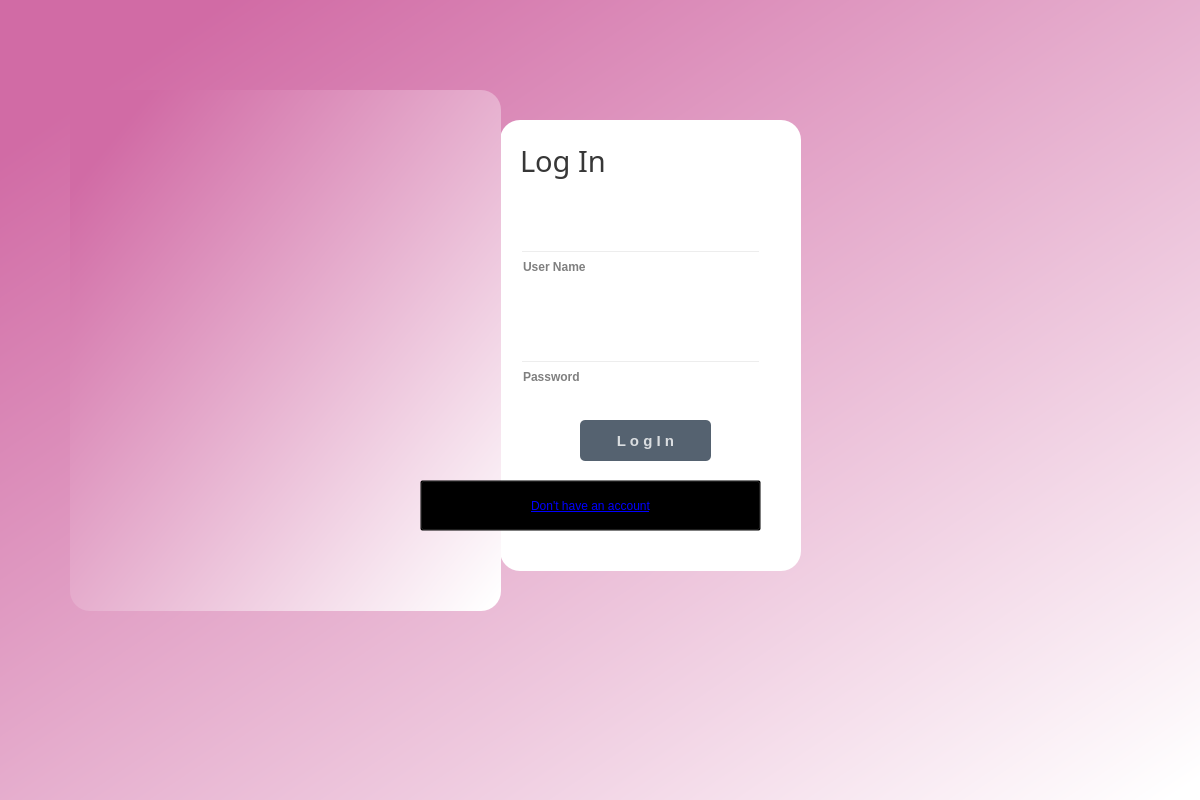
Old version of the form login.ui in the repository MohamedHussein43/BreastCancerDeskTopApp.
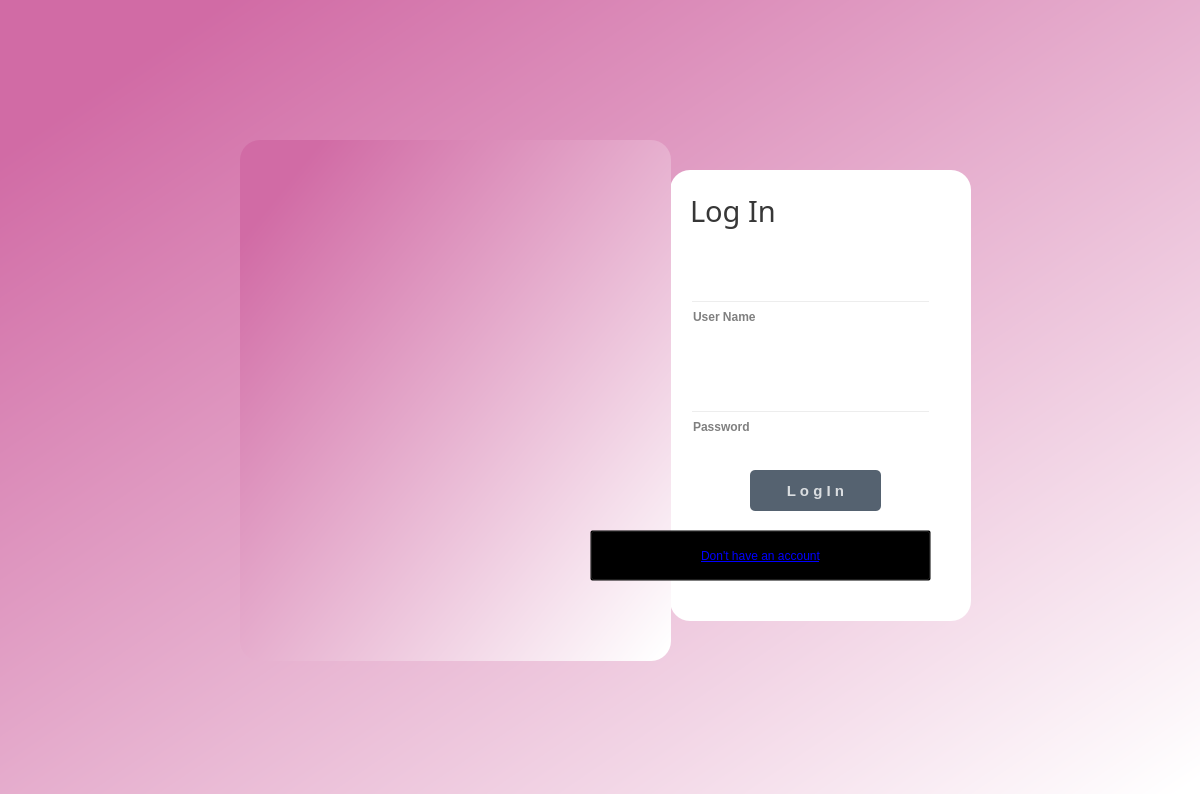
New version of the form. Icons and pictures are not drawn.

Commit message: updating the logo&position of labels in login page and save it as login2 with its resours loginres, updating the signup page and save it as creatacc2 and make a resource for the logo called signupres

```diff
--- a/login.ui
+++ b/login.ui
@@ -7,7 +7,7 @@
     <x>0</x>
     <y>0</y>
     <width>1200</width>
-    <height>800</height>
+    <height>794</height>
    </rect>
   </property>
   <property name="windowTitle">
@@ -30,8 +30,8 @@
       <widget class="QLabel" name="label">
     <property name="geometry">
      <rect>
-      <x>500</x>
-      <y>120</y>
+      <x>670</x>
+      <y>170</y>
       <width>301</width>
       <height>451</height>
      </rect>
@@ -53,8 +53,8 @@
    <widget class="QLabel" name="label_2">
     <property name="geometry">
      <rect>
-      <x>70</x>
-      <y>90</y>
+      <x>240</x>
+      <y>140</y>
       <width>431</width>
       <height>521</height>
      </rect>
@@ -70,8 +70,8 @@
    <widget class="QLabel" name="label_3">
     <property name="geometry">
      <rect>
-      <x>520</x>
-      <y>130</y>
+      <x>690</x>
+      <y>180</y>
       <width>161</width>
       <height>61</height>
      </rect>
@@ -97,8 +97,8 @@
    <widget class="QLineEdit" name="emailfield">
     <property name="geometry">
      <rect>
-      <x>520</x>
-      <y>250</y>
+      <x>690</x>
+      <y>300</y>
       <width>241</width>
       <height>40</height>
      </rect>
@@ -127,8 +127,8 @@
    <widget class="QLineEdit" name="passwordfield">
     <property name="geometry">
      <rect>
-      <x>520</x>
-      <y>360</y>
+      <x>690</x>
+      <y>410</y>
       <width>241</width>
       <height>40</height>
      </rect>
@@ -157,8 +157,8 @@
    <widget class="QPushButton" name="login">
     <property name="geometry">
      <rect>
-      <x>580</x>
-      <y>420</y>
+      <x>750</x>
+      <y>470</y>
       <width>131</width>
       <height>41</height>
      </rect>
@@ -190,28 +190,11 @@
      <string>L o g I n</string>
     </property>
    </widget>
-   <widget class="QLabel" name="label_4">
-    <property name="geometry">
-     <rect>
-      <x>120</x>
-      <y>210</y>
-      <width>321</width>
-      <height>341</height>
-     </rect>
-    </property>
-    <property name="styleSheet">
-     <string notr="true">Background-image:url(&quot;D:\final gp\final loh-in\Untitled-1.png&quot;);</string>
-    </property>
-    <property name="text">
-     <string/>
-    </property>
-   </widget>
-   
    <widget class="QPushButton" name="label_5">
     <property name="geometry">
      <rect>
-      <x>420</x>
-      <y>480</y>
+      <x>590</x>
+      <y>530</y>
       <width>341</width>
       <height>51</height>
      </rect>
```
Left out of the diff: 12 changed lines with no effect on the pictures. The commit also changes 16 other files.
